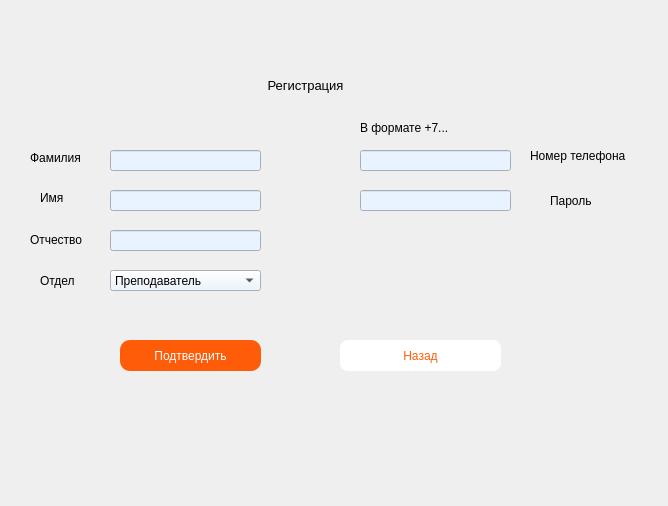
The window that course/registration.ui (TFed555/Coursework) describes before a commit, drawn with Qt 5.
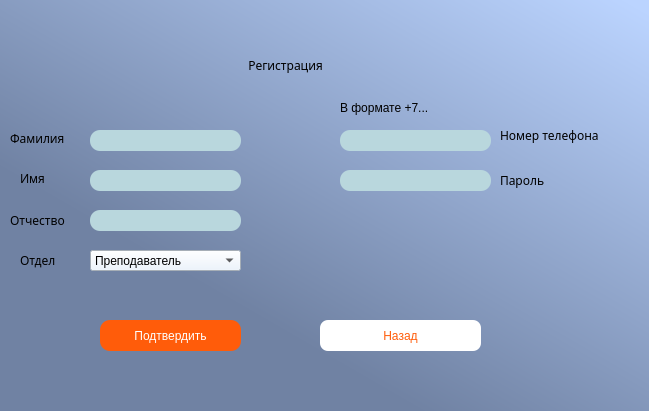
The same window after the commit.

```diff
--- a/course/registration.ui
+++ b/course/registration.ui
@@ -6,52 +6,51 @@
    <rect>
     <x>0</x>
     <y>0</y>
-    <width>668</width>
-    <height>506</height>
+    <width>649</width>
+    <height>411</height>
    </rect>
   </property>
   <property name="windowTitle">
    <string>Dialog</string>
   </property>
+  <widget class="QLabel" name="label_9">
+   <property name="geometry">
+    <rect>
+     <x>0</x>
+     <y>0</y>
+     <width>651</width>
+     <height>411</height>
+    </rect>
+   </property>
+   <property name="styleSheet">
+    <string notr="true">background-color: qlineargradient(spread:pad, x1:1, y1:0.0284091, x2:0.353, y2:0.733, stop:0.00497512 rgba(187, 212, 255, 255), stop:1 rgba(112, 130, 163, 255));</string>
+   </property>
+   <property name="text">
+    <string/>
+   </property>
+  </widget>
   <widget class="QLineEdit" name="pswdEdit">
    <property name="geometry">
     <rect>
-     <x>360</x>
-     <y>190</y>
+     <x>340</x>
+     <y>170</y>
      <width>151</width>
      <height>21</height>
     </rect>
    </property>
    <property name="styleSheet">
-    <string notr="true">background-color: rgb(233, 243, 255);</string>
+    <string notr="true">background-color: rgb(185, 215, 221);
+border-radius:10px;</string>
    </property>
    <property name="echoMode">
     <enum>QLineEdit::Password</enum>
    </property>
   </widget>
-  <widget class="QLabel" name="label_4">
-   <property name="geometry">
-    <rect>
-     <x>30</x>
-     <y>230</y>
-     <width>71</width>
-     <height>20</height>
-    </rect>
-   </property>
-   <property name="font">
-    <font>
-     <pointsize>9</pointsize>
-    </font>
-   </property>
-   <property name="text">
-    <string>Отчество</string>
-   </property>
-  </widget>
   <widget class="QComboBox" name="comboBox">
    <property name="geometry">
     <rect>
-     <x>110</x>
-     <y>270</y>
+     <x>90</x>
+     <y>250</y>
      <width>151</width>
      <height>21</height>
     </rect>
@@ -73,8 +72,8 @@
   <widget class="QPushButton" name="backButton">
    <property name="geometry">
     <rect>
-     <x>340</x>
-     <y>340</y>
+     <x>670</x>
+     <y>370</y>
      <width>161</width>
      <height>31</height>
     </rect>
@@ -89,153 +88,167 @@
     <string>Назад</string>
    </property>
   </widget>
-  <widget class="QLabel" name="label_5">
+  <widget class="QLineEdit" name="nameEdit">
    <property name="geometry">
     <rect>
-     <x>40</x>
-     <y>270</y>
-     <width>51</width>
+     <x>90</x>
+     <y>170</y>
+     <width>151</width>
      <height>21</height>
     </rect>
    </property>
-   <property name="font">
-    <font>
-     <pointsize>9</pointsize>
-    </font>
+   <property name="styleSheet">
+    <string notr="true">background-color: rgb(185, 215, 221);
+border-radius:10px;</string>
    </property>
-   <property name="text">
-    <string>Отдел</string>
+  </widget>
+  <widget class="QLineEdit" name="surnameEdit">
+   <property name="geometry">
+    <rect>
+     <x>90</x>
+     <y>130</y>
+     <width>151</width>
+     <height>21</height>
+    </rect>
    </property>
+   <property name="styleSheet">
+    <string notr="true">background-color: rgb(185, 215, 221);
+border-radius:10px;</string>
+   </property>
   </widget>
   <widget class="QLabel" name="label_2">
    <property name="geometry">
     <rect>
-     <x>40</x>
-     <y>190</y>
+     <x>20</x>
+     <y>170</y>
      <width>55</width>
      <height>16</height>
     </rect>
    </property>
    <property name="font">
     <font>
+     <family>Cascadia Code</family>
      <pointsize>9</pointsize>
+     <weight>50</weight>
+     <italic>false</italic>
+     <bold>false</bold>
     </font>
    </property>
+   <property name="styleSheet">
+    <string notr="true">font: 9pt &quot;Cascadia Code&quot;;</string>
+   </property>
    <property name="text">
     <string>Имя</string>
    </property>
   </widget>
+  <widget class="QLineEdit" name="patronymicEdit">
+   <property name="geometry">
+    <rect>
+     <x>90</x>
+     <y>210</y>
+     <width>151</width>
+     <height>21</height>
+    </rect>
+   </property>
+   <property name="styleSheet">
+    <string notr="true">background-color: rgb(185, 215, 221);
+border-radius:10px;</string>
+   </property>
+  </widget>
   <widget class="QLineEdit" name="phoneEdit">
    <property name="geometry">
     <rect>
-     <x>360</x>
-     <y>150</y>
+     <x>340</x>
+     <y>130</y>
      <width>151</width>
      <height>21</height>
     </rect>
    </property>
    <property name="styleSheet">
-    <string notr="true">background-color: rgb(233, 243, 255);</string>
+    <string notr="true">background-color: rgb(185, 215, 221);
+border-radius:10px;</string>
    </property>
   </widget>
   <widget class="QLabel" name="label_7">
    <property name="geometry">
     <rect>
-     <x>550</x>
-     <y>190</y>
+     <x>500</x>
+     <y>120</y>
+     <width>141</width>
+     <height>31</height>
+    </rect>
+   </property>
+   <property name="font">
+    <font>
+     <family>Cascadia Code</family>
+     <pointsize>9</pointsize>
+     <weight>50</weight>
+     <italic>false</italic>
+     <bold>false</bold>
+    </font>
+   </property>
+   <property name="styleSheet">
+    <string notr="true">font: 9pt &quot;Cascadia Code&quot;;</string>
+   </property>
+   <property name="text">
+    <string>Номер телефона</string>
+   </property>
+  </widget>
+  <widget class="QLabel" name="label_12">
+   <property name="geometry">
+    <rect>
+     <x>10</x>
+     <y>210</y>
+     <width>71</width>
+     <height>20</height>
+    </rect>
+   </property>
+   <property name="font">
+    <font>
+     <family>Cascadia Code</family>
+     <pointsize>9</pointsize>
+     <weight>50</weight>
+     <italic>false</italic>
+     <bold>false</bold>
+    </font>
+   </property>
+   <property name="styleSheet">
+    <string notr="true">font: 9pt &quot;Cascadia Code&quot;;</string>
+   </property>
+   <property name="text">
+    <string>Отчество</string>
+   </property>
+  </widget>
+  <widget class="QLabel" name="label_13">
+   <property name="geometry">
+    <rect>
+     <x>500</x>
+     <y>170</y>
      <width>61</width>
      <height>21</height>
     </rect>
    </property>
    <property name="font">
     <font>
+     <family>Cascadia Code</family>
      <pointsize>9</pointsize>
+     <weight>50</weight>
+     <italic>false</italic>
+     <bold>false</bold>
     </font>
    </property>
+   <property name="styleSheet">
+    <string notr="true">font: 9pt &quot;Cascadia Code&quot;;</string>
+   </property>
    <property name="text">
     <string>Пароль</string>
    </property>
   </widget>
-  <widget class="QLineEdit" name="nameEdit">
-   <property name="geometry">
-    <rect>
-     <x>110</x>
-     <y>190</y>
-     <width>151</width>
-     <height>21</height>
-    </rect>
-   </property>
-   <property name="styleSheet">
-    <string notr="true">background-color: rgb(233, 243, 255);</string>
-   </property>
-  </widget>
-  <widget class="QLabel" name="label_6">
-   <property name="geometry">
-    <rect>
-     <x>530</x>
-     <y>140</y>
-     <width>141</width>
-     <height>31</height>
-    </rect>
-   </property>
-   <property name="font">
-    <font>
-     <pointsize>9</pointsize>
-    </font>
-   </property>
-   <property name="text">
-    <string>Номер телефона</string>
-   </property>
-  </widget>
-  <widget class="QLineEdit" name="patronymicEdit">
-   <property name="geometry">
-    <rect>
-     <x>110</x>
-     <y>230</y>
-     <width>151</width>
-     <height>21</height>
-    </rect>
-   </property>
-   <property name="styleSheet">
-    <string notr="true">background-color: rgb(233, 243, 255);</string>
-   </property>
-  </widget>
-  <widget class="QLineEdit" name="surnameEdit">
-   <property name="geometry">
-    <rect>
-     <x>110</x>
-     <y>150</y>
-     <width>151</width>
-     <height>21</height>
-    </rect>
-   </property>
-   <property name="styleSheet">
-    <string notr="true">background-color: rgb(233, 243, 255);</string>
-   </property>
-  </widget>
-  <widget class="QLabel" name="label_3">
-   <property name="geometry">
-    <rect>
-     <x>30</x>
-     <y>150</y>
-     <width>71</width>
-     <height>16</height>
-    </rect>
-   </property>
-   <property name="font">
-    <font>
-     <pointsize>9</pointsize>
-    </font>
-   </property>
-   <property name="text">
-    <string>Фамилия</string>
-   </property>
-  </widget>
   <widget class="QPushButton" name="confirmButton">
    <property name="geometry">
     <rect>
-     <x>120</x>
-     <y>340</y>
+     <x>100</x>
+     <y>320</y>
      <width>141</width>
      <height>31</height>
     </rect>
@@ -252,17 +265,59 @@
   <widget class="QLabel" name="label">
    <property name="geometry">
     <rect>
-     <x>240</x>
-     <y>70</y>
+     <x>340</x>
+     <y>100</y>
+     <width>101</width>
+     <height>16</height>
+    </rect>
+   </property>
+   <property name="styleSheet">
+    <string notr="true">font: 7pt &quot;Cascadia Code&quot;;</string>
+   </property>
+   <property name="text">
+    <string>В формате +7...</string>
+   </property>
+  </widget>
+  <widget class="QPushButton" name="backButton">
+   <property name="geometry">
+    <rect>
+     <x>320</x>
+     <y>320</y>
+     <width>161</width>
+     <height>31</height>
+    </rect>
+   </property>
+   <property name="styleSheet">
+    <string notr="true">background: rgb(255, 255, 255); 
+color: rgb(255, 92, 10);
+border-radius: 8px;
+font: 8pt &quot;Cascadia Code&quot;;</string>
+   </property>
+   <property name="text">
+    <string>Назад</string>
+   </property>
+  </widget>
+  <widget class="QLabel" name="label_15">
+   <property name="geometry">
+    <rect>
+     <x>220</x>
+     <y>50</y>
      <width>131</width>
      <height>31</height>
     </rect>
    </property>
    <property name="font">
     <font>
-     <pointsize>10</pointsize>
+     <family>Cascadia Code</family>
+     <pointsize>9</pointsize>
+     <weight>50</weight>
+     <italic>false</italic>
+     <bold>false</bold>
     </font>
    </property>
+   <property name="styleSheet">
+    <string notr="true">font: 9pt &quot;Cascadia Code&quot;;</string>
+   </property>
    <property name="text">
     <string>Регистрация</string>
    </property>
@@ -273,22 +328,59 @@
   <widget class="QLabel" name="label_8">
    <property name="geometry">
     <rect>
-     <x>360</x>
-     <y>120</y>
-     <width>101</width>
+     <x>20</x>
+     <y>250</y>
+     <width>51</width>
+     <height>21</height>
+    </rect>
+   </property>
+   <property name="font">
+    <font>
+     <family>Cascadia Code</family>
+     <pointsize>9</pointsize>
+     <weight>50</weight>
+     <italic>false</italic>
+     <bold>false</bold>
+    </font>
+   </property>
+   <property name="styleSheet">
+    <string notr="true">font: 9pt &quot;Cascadia Code&quot;;</string>
+   </property>
+   <property name="text">
+    <string>Отдел</string>
+   </property>
+  </widget>
+  <widget class="QLabel" name="label_17">
+   <property name="geometry">
+    <rect>
+     <x>10</x>
+     <y>130</y>
+     <width>71</width>
      <height>16</height>
     </rect>
    </property>
+   <property name="font">
+    <font>
+     <family>Cascadia Code</family>
+     <pointsize>9</pointsize>
+     <weight>50</weight>
+     <italic>false</italic>
+     <bold>false</bold>
+    </font>
+   </property>
+   <property name="styleSheet">
+    <string notr="true">font: 9pt &quot;Cascadia Code&quot;;</string>
+   </property>
    <property name="text">
-    <string>В формате +7...</string>
+    <string>Фамилия</string>
    </property>
   </widget>
-  <widget class="QLabel" name="pswdLabel">
+  <widget class="QLabel" name="IDlabel">
    <property name="geometry">
     <rect>
-     <x>360</x>
-     <y>220</y>
-     <width>161</width>
+     <x>350</x>
+     <y>50</y>
+     <width>31</width>
      <height>31</height>
     </rect>
    </property>
```
Left out of the diff: 24 changed lines with no effect on the pictures.
